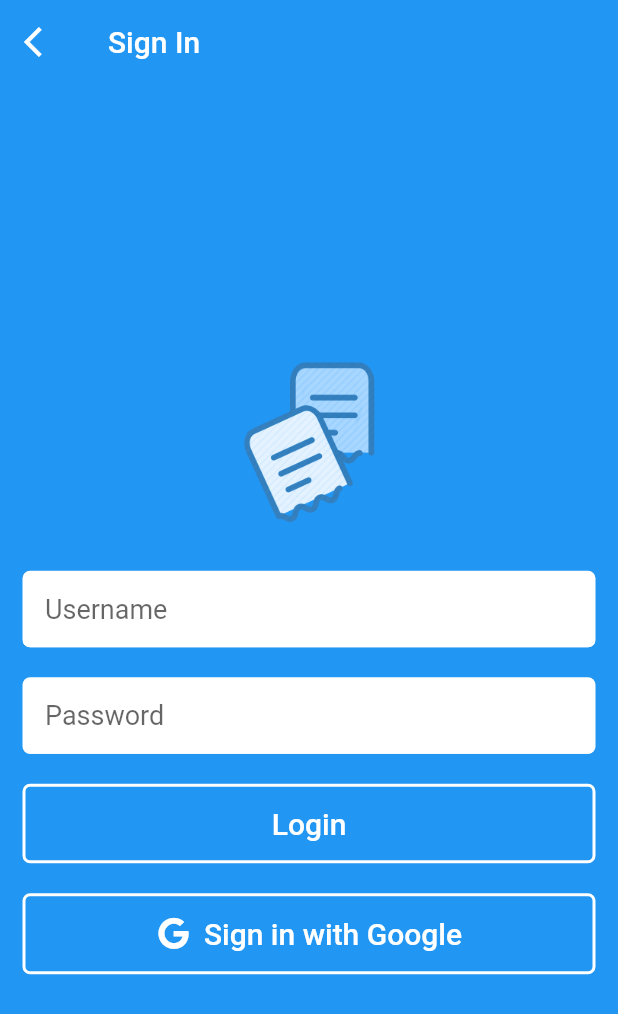
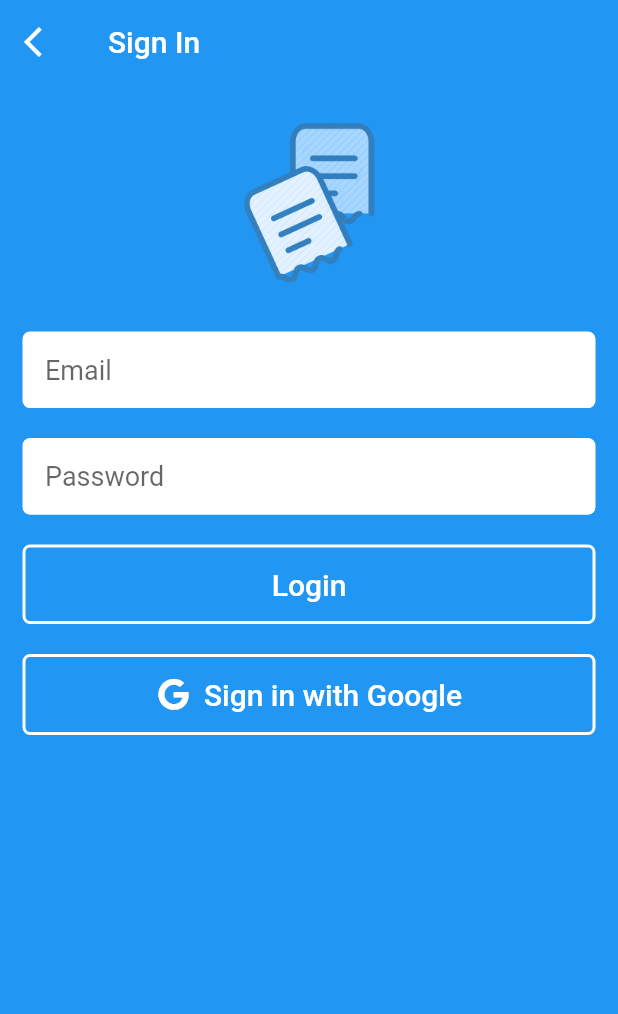
Before and after one commit to Aicassatti1/catalogged_team8, a Flutter app: the screen it shows after launch, after a tap on "Login", on a phone screen of 412 x 824 dp. Shown: the top 1014 px of the screen. Run offline on Flutter 3.47's test engine with Material 2 defaults, Android fonts, the light colour scheme and no system bars; our stand-ins replace cloud_firestore, firebase_auth, google_sign_in; accounts and stored records are empty.

Commit message:
convert signin into form

```diff
--- a/lib/pages/intro_page.dart
+++ b/lib/pages/intro_page.dart
@@ -132,15 +132,15 @@ class _IntroPageState extends State<IntroPage> {
                           Navigator.of(context).pushNamed(SigninPage.routeName);
                         },
                       ),
-                      FlatButton(
+                      /*FlatButton(
                         child: Text(
                           'Home',
                           style: TextStyle(fontSize: 18),
                         ),
                         onPressed: () {
                           Navigator.of(context).pushNamed(HomePage.routeName);
-                        },
-                      ),
+                        },*/
+                      //),
                     ],
                   ),
                 ],
--- a/lib/pages/signin_page.dart
+++ b/lib/pages/signin_page.dart
@@ -10,6 +10,8 @@ final FirebaseAuth _auth = FirebaseAuth.instance;
 
 class SigninPage extends StatelessWidget {
   static const routeName = '/loginPage';
+  String _email, _password;
+  final GlobalKey<FormState> _keyForm = GlobalKey<FormState>();
 
   @override
   Widget build(BuildContext context) {
@@ -25,13 +27,13 @@ class SigninPage extends StatelessWidget {
         ),
         title: Text('Sign In'),
       ),
-      body: Container(
+      body: Form(
+        key: _keyForm,
+        child: Container(
           padding: const EdgeInsets.all(15),
           color: Theme.of(context).primaryColor,
           width: double.infinity,
-        child: Column(
-          mainAxisAlignment: MainAxisAlignment.center,
-          crossAxisAlignment: CrossAxisAlignment.stretch,
+          child: ListView(
             children: <Widget>[
               Image.asset(
                 'assets/images/receipt_icon.png',
@@ -40,12 +42,19 @@ class SigninPage extends StatelessWidget {
               SizedBox(
                 height: 20,
               ),
-            TextField(
+              TextFormField(
+                validator: (input) {
+                  if(input.isEmpty){
+                    return 'Please enter an Email';
+                  }
+                  return null;
+                },
+                onSaved: (input) => _email = input,
                 style: TextStyle(fontSize: 18, color: Colors.black54),
                 decoration: InputDecoration(
                   filled: true,
                   fillColor: Colors.white,
-                hintText: 'Username',
+                  hintText: 'Email',
                   contentPadding: const EdgeInsets.all(15),
                   focusedBorder: OutlineInputBorder(
                     borderSide: BorderSide(color: Colors.white),
@@ -60,7 +69,14 @@ class SigninPage extends StatelessWidget {
               SizedBox(
                 height: 20,
               ),
-            TextField(
+              TextFormField(
+                validator: (input) {
+                  if(input.isEmpty){
+                    return 'Please enter your password';
+                  }
+                  return null;
+                },
+                onSaved: (input) => _password = input,
                 obscureText: true,
                 style: TextStyle(fontSize: 18, color: Colors.black54),
                 decoration: InputDecoration(
@@ -99,33 +115,6 @@ class SigninPage extends StatelessWidget {
               SizedBox(
                 height: 20,
               ),
-//            GoogleSignInButton(
-//                onPressed: () async {
-//                  try {
-//                    if (authFormType.convert)
-//
-//                  }
-//                }
-//
-//            )
-            /* FlatButton(
-              child: Text(
-                'Google Signup',
-                style: TextStyle(
-                  fontSize: 20,
-                ),
-              ),
-              shape: OutlineInputBorder(
-                borderSide: BorderSide(color: Colors.white, width: 2),
-                borderRadius: BorderRadius.circular(5),
-              ),
-              padding: const EdgeInsets.all(15),
-              textColor: Colors.white,
-              onPressed: () {},
-            ),
-            SizedBox(
-              height: 20,
-            ), */
               FlatButton.icon(
                 icon: Icon(Catalogged.google),
                 label: Text(
@@ -151,6 +140,7 @@ class SigninPage extends StatelessWidget {
             ],
           ),
         ),
+      )
     );
   }
 
@@ -169,4 +159,11 @@ class SigninPage extends StatelessWidget {
     print("this is signed in from: " + user.displayName);
     return user;
   }
+
+  Future<FirebaseUser> _normalSignIn() async{
+    final formState = _keyForm.currentState;
+    if(formState.validate()){
+      //TODO firebase login
     }
+  }
+}
```
Lines whose indentation alone changed are shown as unchanged.
